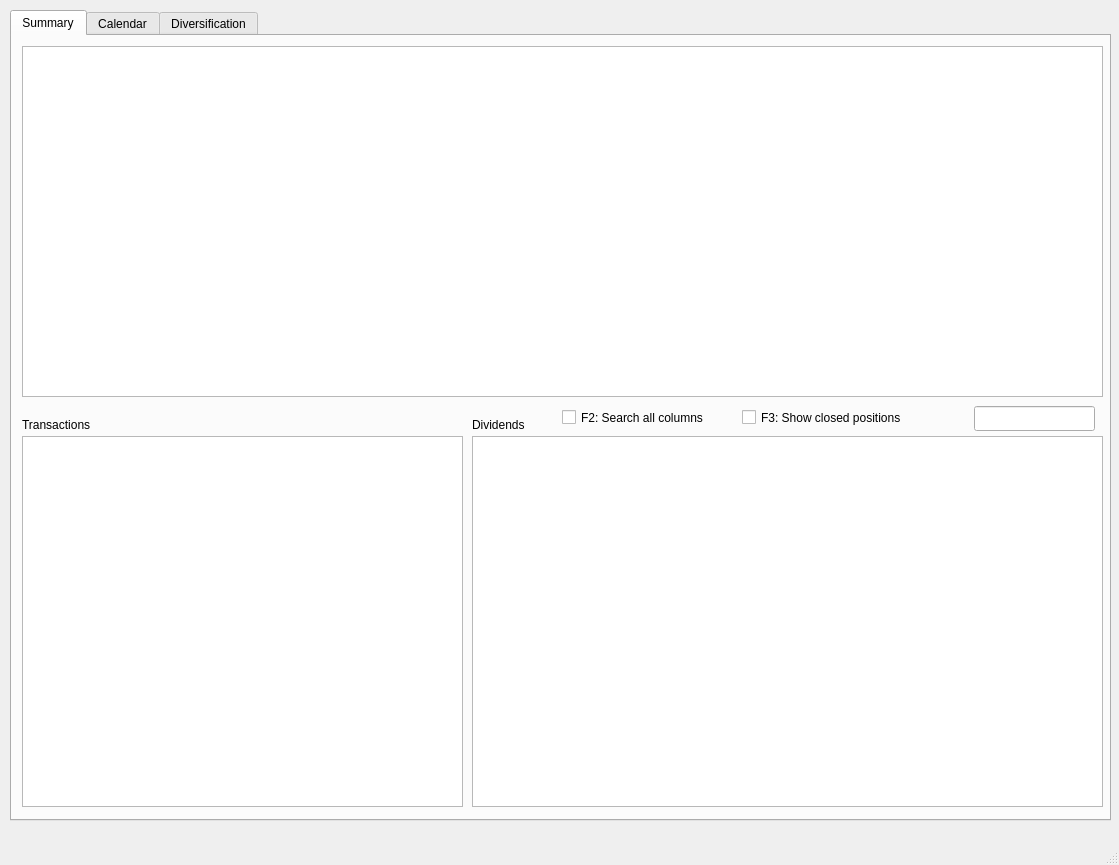
neeraavi/pydiv, file divui.ui: the form before one commit.
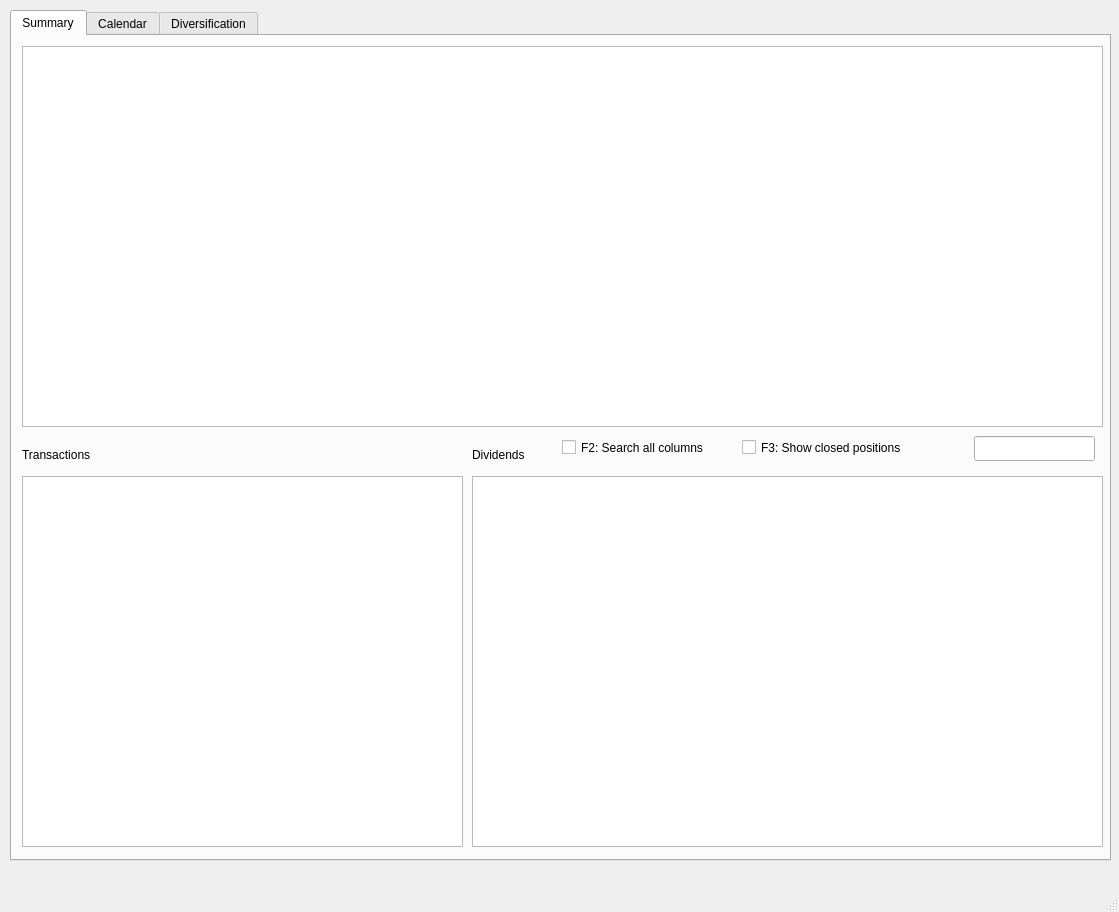
The form after the commit.

What changed in the file:
```diff
--- a/divui.ui
+++ b/divui.ui
@@ -7,7 +7,7 @@
     <x>0</x>
     <y>0</y>
     <width>1119</width>
-    <height>865</height>
+    <height>912</height>
    </rect>
   </property>
   <property name="windowTitle">
@@ -20,7 +20,7 @@
       <x>10</x>
       <y>10</y>
       <width>1101</width>
-      <height>811</height>
+      <height>851</height>
      </rect>
     </property>
     <property name="currentIndex">
@@ -36,7 +36,7 @@
         <x>10</x>
         <y>10</y>
         <width>1081</width>
-        <height>351</height>
+        <height>381</height>
        </rect>
       </property>
       <property name="font">
@@ -95,7 +95,7 @@
       <property name="geometry">
        <rect>
         <x>10</x>
-        <y>400</y>
+        <y>440</y>
         <width>441</width>
         <height>371</height>
        </rect>
@@ -129,7 +129,7 @@
       <property name="geometry">
        <rect>
         <x>460</x>
-        <y>400</y>
+        <y>440</y>
         <width>631</width>
         <height>371</height>
        </rect>
@@ -157,7 +157,7 @@
       <property name="geometry">
        <rect>
         <x>10</x>
-        <y>380</y>
+        <y>410</y>
         <width>101</width>
         <height>17</height>
        </rect>
@@ -170,7 +170,7 @@
       <property name="geometry">
        <rect>
         <x>460</x>
-        <y>380</y>
+        <y>410</y>
         <width>67</width>
         <height>17</height>
        </rect>
@@ -183,7 +183,7 @@
       <property name="geometry">
        <rect>
         <x>962</x>
-        <y>370</y>
+        <y>400</y>
         <width>121</width>
         <height>25</height>
        </rect>
@@ -193,7 +193,7 @@
       <property name="geometry">
        <rect>
         <x>730</x>
-        <y>370</y>
+        <y>400</y>
         <width>211</width>
         <height>23</height>
        </rect>
@@ -206,7 +206,7 @@
       <property name="geometry">
        <rect>
         <x>550</x>
-        <y>370</y>
+        <y>400</y>
         <width>171</width>
         <height>23</height>
        </rect>
```
Left out of the diff: 16 changed lines with no effect on the pictures.
